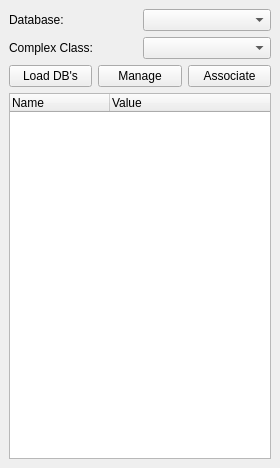
First picture: the form in ComplexTools/complexWindow_base.ui, repository dsgoficial/DsgTools, before the edit.
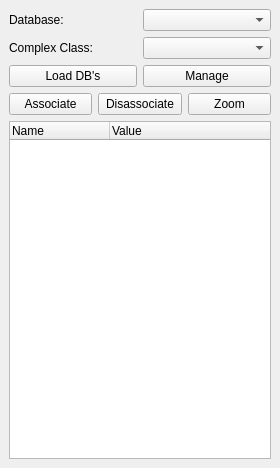
Second picture: the form after the edit.

Diff of the .ui file:
```diff
--- a/ComplexTools/complexWindow_base.ui
+++ b/ComplexTools/complexWindow_base.ui
@@ -15,7 +15,7 @@
   </property>
   <widget class="QWidget" name="dockWidgetContents">
    <layout class="QGridLayout" name="gridLayout">
-    <item row="0" column="0" colspan="3">
+    <item row="0" column="0">
      <layout class="QHBoxLayout" name="horizontalLayout">
       <item>
        <widget class="QLabel" name="label">
@@ -29,7 +29,7 @@
       </item>
      </layout>
     </item>
-    <item row="1" column="0" colspan="3">
+    <item row="1" column="0">
      <layout class="QHBoxLayout" name="horizontalLayout_2">
       <item>
        <widget class="QLabel" name="label_2">
@@ -44,27 +44,49 @@
      </layout>
     </item>
     <item row="2" column="0">
+     <layout class="QHBoxLayout" name="horizontalLayout_3">
+      <item>
      <widget class="QPushButton" name="dbButton">
       <property name="text">
        <string>Load DB's</string>
       </property>
      </widget>
     </item>
-    <item row="2" column="1">
+      <item>
      <widget class="QPushButton" name="managePushButton">
       <property name="text">
        <string>Manage</string>
       </property>
      </widget>
     </item>
-    <item row="2" column="2">
+     </layout>
+    </item>
+    <item row="3" column="0">
+     <layout class="QHBoxLayout" name="horizontalLayout_4">
+      <item>
      <widget class="QPushButton" name="associatePushButton">
       <property name="text">
        <string>Associate</string>
       </property>
      </widget>
     </item>
-    <item row="3" column="0" colspan="3">
+      <item>
+       <widget class="QPushButton" name="disassociatePushButton">
+        <property name="text">
+         <string>Disassociate</string>
+        </property>
+       </widget>
+      </item>
+      <item>
+       <widget class="QPushButton" name="zoomButton">
+        <property name="text">
+         <string>Zoom</string>
+        </property>
+       </widget>
+      </item>
+     </layout>
+    </item>
+    <item row="4" column="0">
      <widget class="QTreeWidget" name="treeWidget">
       <column>
        <property name="text">
```
Lines whose indentation alone changed are shown as unchanged.
